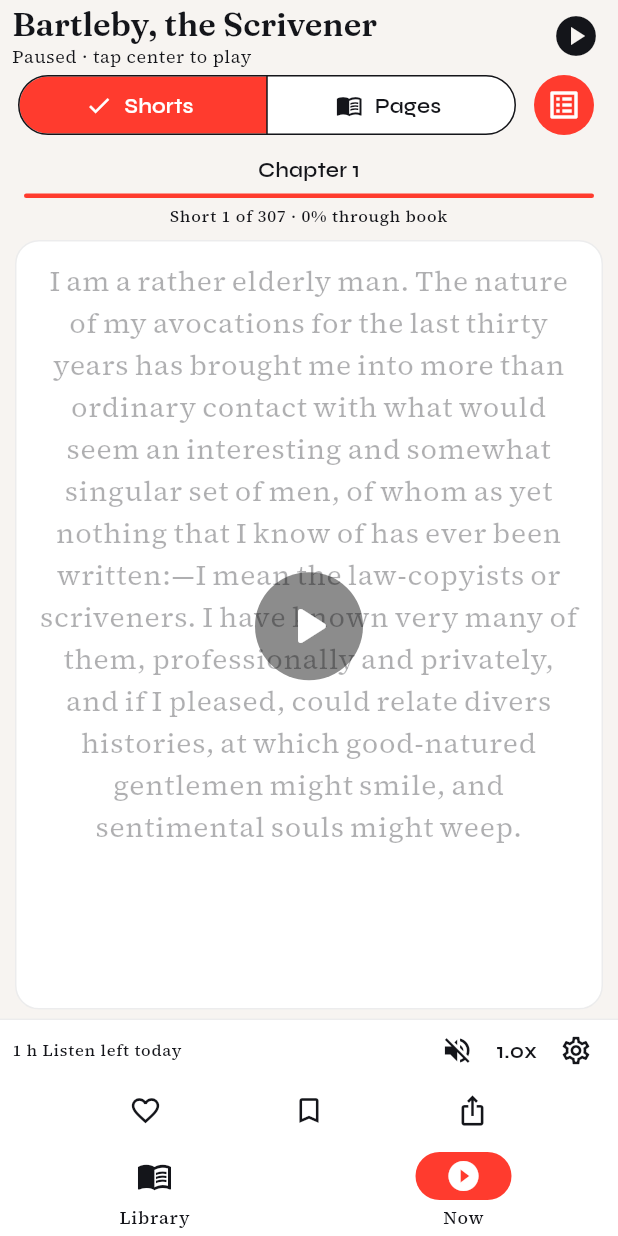
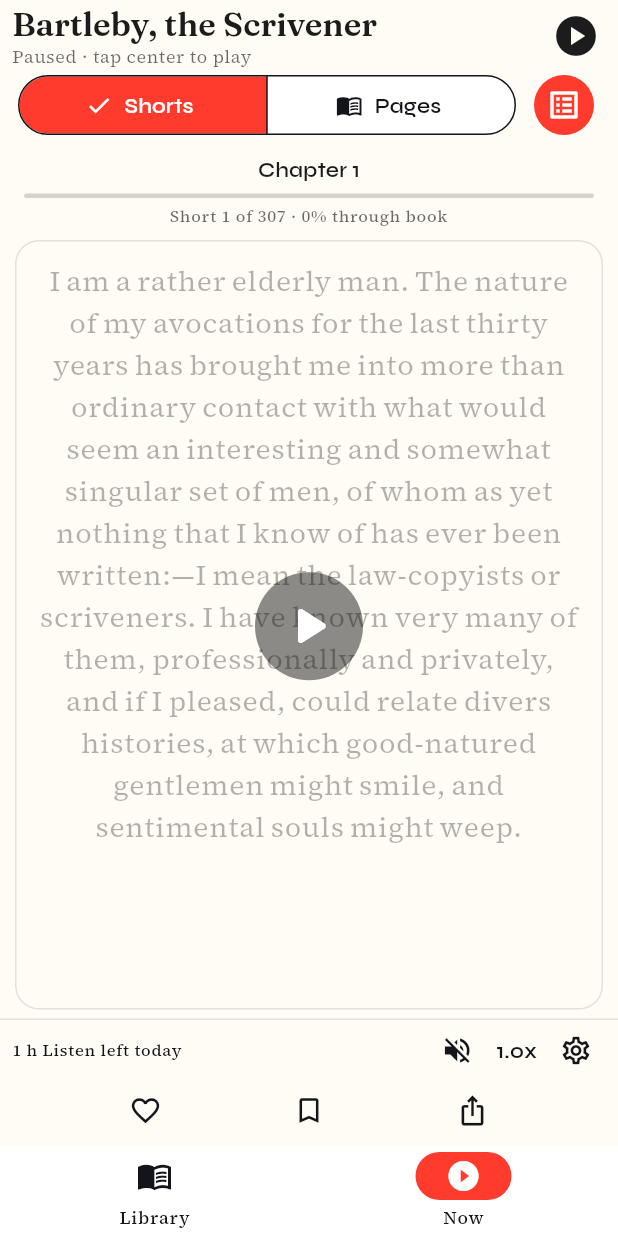
Before and after one commit to rya889/Flick, a Flutter app: the screen it shows after launch, after a tap on "Continue reading", on a phone screen of 412 x 824 dp. Run offline on Flutter 3.47's test engine with Material 3 defaults, Android fonts, the phone set to English and light mode, and no system bars; our stand-ins replace drift, drift_flutter, file_picker, flutter_tts, google_fonts, share_plus and 1 more; missing offline and left inert: purchases_flutter; accounts and stored records are empty; generated files the repository leaves out were written again; network calls fail.

Commit message:
Share reader paper theme across Shorts and Pages on Now
Use persisted ReaderPaper colors for shorts reel, chrome, and karaoke text.

Co-authored-by: rya889 <rya889@users.noreply.github.com>

```diff
--- a/app/lib/screens/ebook_reader.dart
+++ b/app/lib/screens/ebook_reader.dart
@@ -11,6 +11,7 @@ import '../services/page_text.dart';
 import '../services/progress_bridge.dart';
 import '../services/tts_voice.dart';
 import '../state/flick_controller.dart';
+import '../theme/reader_paper.dart';
 import '../widgets/reader_margin_taps.dart';
 import 'house_pro_prompt.dart';
 
@@ -138,7 +139,7 @@ class _ReaderPagePaneState extends State<ReaderPagePane> {
     }
   }
 
-  TextStyle _style(FlickController c, _PaperColors paper) {
+  TextStyle _style(FlickController c, ReaderPaperColors paper) {
     return GoogleFonts.literata(
       fontSize: c.readerFontSize,
       height: 1.45,
@@ -168,7 +169,7 @@ class _ReaderPagePaneState extends State<ReaderPagePane> {
     try {
       final spans = await c.chapterSpans(widget.book.id);
       final chapters = chaptersForBook(widget.book, stored: spans);
-      final paper = _paperColors(c.readerPaper);
+      final paper = readerPaperColors(c.readerPaper);
       final pages = paginateBookFitted(
         chapters,
         style: _style(c, paper),
@@ -489,7 +490,7 @@ class _ReaderPagePaneState extends State<ReaderPagePane> {
   @override
   Widget build(BuildContext context) {
     final c = context.watch<FlickController>();
-    final paper = _paperColors(c.readerPaper);
+    final paper = readerPaperColors(c.readerPaper);
     final page = _pages.isEmpty
         ? null
         : _pages[_pageIndex.clamp(0, _pages.length - 1)];
@@ -747,7 +748,7 @@ class _ReaderPagePaneState extends State<ReaderPagePane> {
   Widget _topBar(
     BuildContext context,
     FlickController c,
-    _PaperColors paper,
+    ReaderPaperColors paper,
     PageSlice? page,
     String pageLabel,
   ) {
@@ -866,7 +867,7 @@ class _ReaderPagePaneState extends State<ReaderPagePane> {
   Widget _bottomBar(
     BuildContext context,
     FlickController c,
-    _PaperColors paper,
+    ReaderPaperColors paper,
     PageSlice? page,
     double fraction,
     String pageLabel,
@@ -943,17 +944,3 @@ class _PageText extends StatelessWidget {
     );
   }
 }
-
-class _PaperColors {
-  const _PaperColors(this.background, this.ink);
-  final Color background;
-  final Color ink;
-}
-
-_PaperColors _paperColors(ReaderPaper paper) {
-  return switch (paper) {
-    ReaderPaper.paper => const _PaperColors(Color(0xFFFFFBF5), Color(0xFF1C1C1C)),
-    ReaderPaper.sepia => const _PaperColors(Color(0xFFF4ECD8), Color(0xFF3E2F1C)),
-    ReaderPaper.ink => const _PaperColors(Color(0xFF121212), Color(0xFFE8E4DC)),
-  };
-}
--- a/app/lib/screens/now_player.dart
+++ b/app/lib/screens/now_player.dart
@@ -4,6 +4,7 @@ import 'package:provider/provider.dart';
 import '../models/models.dart';
 import '../state/flick_controller.dart';
 import 'house_pro_prompt.dart';
+import '../theme/reader_paper.dart';
 import '../widgets/reader_margin_taps.dart';
 import 'ebook_reader.dart';
 import 'reading_chrome.dart';
@@ -92,8 +93,11 @@ class _NowPlayerState extends State<NowPlayer> {
     });
 
     final host = c.readerPageHost;
+    final paper = readerPaperColors(c.readerPaper);
 
-    return Column(
+    return ColoredBox(
+      color: paper.background,
+      child: Column(
       children: [
         ReadingChrome(
           item: item,
@@ -110,7 +114,9 @@ class _NowPlayerState extends State<NowPlayer> {
           child: IndexedStack(
             index: c.readingLayout == ReadingLayout.pages ? 1 : 0,
             children: [
-              Stack(
+              ColoredBox(
+                color: paper.background,
+                child: Stack(
                 children: [
                   PageView.builder(
                     controller: _pageController,
@@ -132,19 +138,15 @@ class _NowPlayerState extends State<NowPlayer> {
                         child: SizedBox.expand(
                           child: DecoratedBox(
                             decoration: BoxDecoration(
-                              color: Theme.of(context).colorScheme.surface,
+                              color: paper.background,
                               borderRadius: BorderRadius.circular(16),
-                              border: Border.all(
-                                color: Theme.of(context)
-                                    .colorScheme
-                                    .onSurface
-                                    .withValues(alpha: 0.08),
-                              ),
+                              border: Border.all(color: paper.border),
                             ),
                             child: SingleChildScrollView(
                               padding: const EdgeInsets.fromLTRB(14, 14, 14, 14),
                               child: KaraokeText(
                                 text: text,
+                                inkColor: paper.ink,
                                 activeIndex: active
                                     ? c.karaokeWord
                                     : wordsOf(text).length,
@@ -172,6 +174,7 @@ class _NowPlayerState extends State<NowPlayer> {
                     ),
                 ],
               ),
+              ),
               ReaderPagePane(book: item.book, embedded: true),
             ],
           ),
@@ -183,6 +186,7 @@ class _NowPlayerState extends State<NowPlayer> {
           },
         ),
       ],
+    ),
     );
   }
 }
--- a/app/lib/screens/reading_chrome.dart
+++ b/app/lib/screens/reading_chrome.dart
@@ -7,6 +7,7 @@ import '../state/flick_controller.dart';
 import 'house_pro_prompt.dart';
 import 'paywall_sheet.dart';
 import 'settings_sheet.dart';
+import '../theme/reader_paper.dart';
 import 'shell.dart';
 
 /// Shared header + footer for Story shorts and Page reading on the Now tab.
@@ -29,6 +30,7 @@ class ReadingChrome extends StatelessWidget {
   @override
   Widget build(BuildContext context) {
     final c = context.watch<FlickController>();
+    final paper = readerPaperColors(c.readerPaper);
     final progress = c.bookProgressFraction;
     final shortLabel = c.queue.isEmpty
         ? ''
@@ -50,11 +52,15 @@ class ReadingChrome extends StatelessWidget {
                       item.book.title,
                       maxLines: 1,
                       overflow: TextOverflow.ellipsis,
-                      style: Theme.of(context).textTheme.titleLarge,
+                      style: Theme.of(context).textTheme.titleLarge?.copyWith(
+                            color: paper.ink,
+                          ),
                     ),
                     Text(
                       c.playing ? 'Playing' : 'Paused · tap center to play',
-                      style: Theme.of(context).textTheme.bodySmall,
+                      style: Theme.of(context).textTheme.bodySmall?.copyWith(
+                            color: paper.mutedInk,
+                          ),
                     ),
                   ],
                 ),
@@ -66,6 +72,7 @@ class ReadingChrome extends StatelessWidget {
                 icon: Icon(
                   c.playing ? Icons.pause_circle : Icons.play_circle,
                   size: 32,
+                  color: paper.ink,
                 ),
               ),
             ],
@@ -118,7 +125,9 @@ class ReadingChrome extends StatelessWidget {
             textAlign: TextAlign.center,
             maxLines: 2,
             overflow: TextOverflow.ellipsis,
-            style: Theme.of(context).textTheme.labelLarge,
+            style: Theme.of(context).textTheme.labelLarge?.copyWith(
+                  color: paper.ink,
+                ),
           ),
         ),
         Padding(
@@ -127,6 +136,8 @@ class ReadingChrome extends StatelessWidget {
             value: progress.clamp(0, 1),
             minHeight: 3,
             borderRadius: BorderRadius.circular(2),
+            color: paper.ink.withValues(alpha: 0.88),
+            backgroundColor: paper.ink.withValues(alpha: 0.18),
           ),
         ),
         Padding(
@@ -134,7 +145,9 @@ class ReadingChrome extends StatelessWidget {
           child: Text(
             '$shortLabel · ${(progress * 100).round()}% through book',
             textAlign: TextAlign.center,
-            style: Theme.of(context).textTheme.labelSmall,
+            style: Theme.of(context).textTheme.labelSmall?.copyWith(
+                  color: paper.mutedInk,
+                ),
           ),
         ),
       ],
@@ -173,6 +186,7 @@ class _ReadingActionBar extends StatelessWidget {
   @override
   Widget build(BuildContext context) {
     final c = context.watch<FlickController>();
+    final paper = readerPaperColors(c.readerPaper);
     final hearted = c.hearts.contains(item.short.id);
     final saved = c.saves.contains(item.short.id);
     final listenLabel = !c.plusActive
@@ -184,11 +198,9 @@ class _ReadingActionBar extends StatelessWidget {
     return Container(
       padding: const EdgeInsets.fromLTRB(8, 0, 8, 4),
       decoration: BoxDecoration(
-        color: Theme.of(context).colorScheme.surface,
+        color: paper.background,
         border: Border(
-          top: BorderSide(
-            color: Theme.of(context).colorScheme.onSurface.withValues(alpha: 0.08),
-          ),
+          top: BorderSide(color: paper.border),
         ),
       ),
       child: Column(
--- a/app/lib/screens/shell.dart
+++ b/app/lib/screens/shell.dart
@@ -158,15 +158,21 @@ class ChapterPips extends StatelessWidget {
 }
 
 class KaraokeText extends StatelessWidget {
-  const KaraokeText({super.key, required this.text, required this.activeIndex});
+  const KaraokeText({
+    super.key,
+    required this.text,
+    required this.activeIndex,
+    this.inkColor,
+  });
 
   final String text;
   final int activeIndex;
+  final Color? inkColor;
 
   @override
   Widget build(BuildContext context) {
     final words = text.split(RegExp(r'\s+')).where((w) => w.isNotEmpty).toList();
-    final ink = Theme.of(context).colorScheme.onSurface;
+    final ink = inkColor ?? Theme.of(context).colorScheme.onSurface;
     return SizedBox(
       width: double.infinity,
       child: Text.rich(
--- /dev/null
+++ b/app/lib/theme/reader_paper.dart
@@ -0,0 +1,34 @@
+import 'package:flutter/material.dart';
+
+import '../models/reader_sync.dart';
+
+class ReaderPaperColors {
+  const ReaderPaperColors({
+    required this.background,
+    required this.ink,
+  });
+
+  final Color background;
+  final Color ink;
+
+  Color get border => ink.withValues(alpha: 0.12);
+  Color get mutedInk => ink.withValues(alpha: 0.65);
+  Color get faintInk => ink.withValues(alpha: 0.34);
+}
+
+ReaderPaperColors readerPaperColors(ReaderPaper paper) {
+  return switch (paper) {
+    ReaderPaper.paper => const ReaderPaperColors(
+        background: Color(0xFFFFFBF5),
+        ink: Color(0xFF1C1C1C),
+      ),
+    ReaderPaper.sepia => const ReaderPaperColors(
+        background: Color(0xFFF4ECD8),
+        ink: Color(0xFF3E2F1C),
+      ),
+    ReaderPaper.ink => const ReaderPaperColors(
+        background: Color(0xFF121212),
+        ink: Color(0xFFE8E4DC),
+      ),
+  };
+}
```
